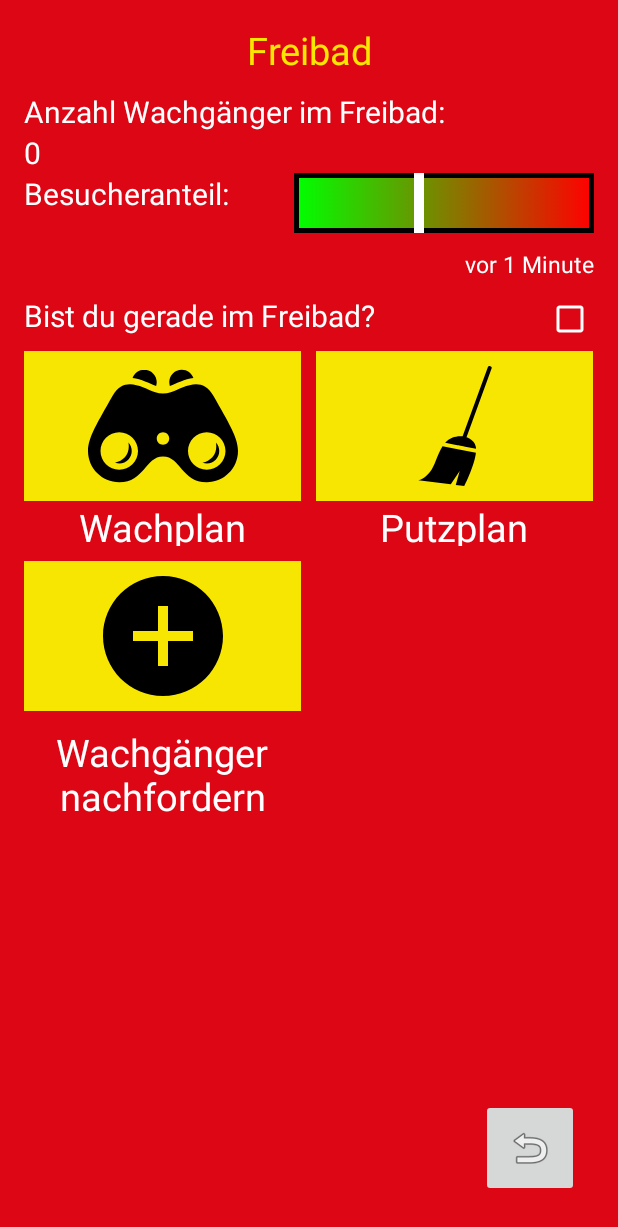
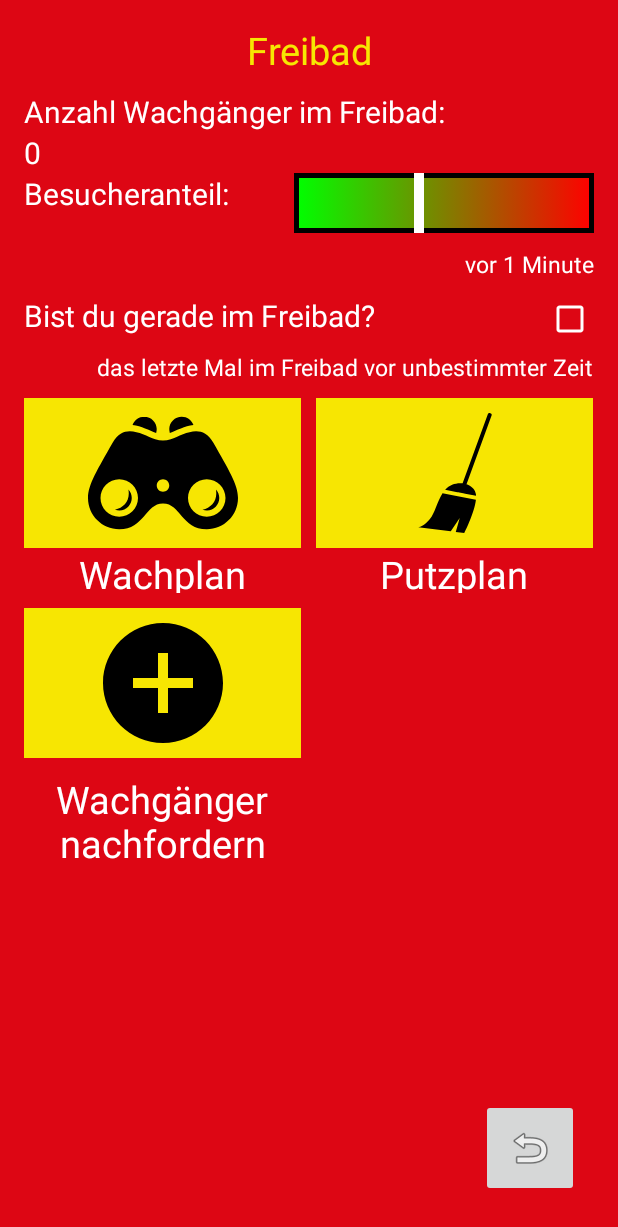
Before and after one commit to MogiMei/DLRGApp, an Android app: the FreibadActivity screen opened directly, with no data from a screen before it, on a phone screen of 412 x 824 dp. Shown: the top 1227 px of the screen. Run offline under Robolectric (Android 15) with nearby library versions, the phone set to English and light mode, and no system bars; our stand-ins replace Firebase (no records; nobody signed in at launch, a user with empty details on screens opened directly), Volley; 1 statement that could not run was skipped.

Commit message:
added auto update for times

```diff
--- a/app/src/main/java/de/dlrg/bietigheim_bissingen/dlrgbietigheim_bissingen/FreibadActivity.java
+++ b/app/src/main/java/de/dlrg/bietigheim_bissingen/dlrgbietigheim_bissingen/FreibadActivity.java
@@ -2,6 +2,7 @@ package de.dlrg.bietigheim_bissingen.dlrgbietigheim_bissingen;
 
 import android.content.DialogInterface;
 import android.os.Bundle;
+import android.os.Handler;
 import android.support.annotation.NonNull;
 import android.support.v7.app.AlertDialog;
 import android.support.v7.app.AppCompatActivity;
@@ -42,6 +43,11 @@ public class FreibadActivity extends AppCompatActivity {
     private CollectionReference nutzer;
     private TextView wachgangerValue;
     private CheckBox cb;
+    private Boolean cbManual = false;
+
+    private TextView freibadZeit;
+
+    private Handler handler;
 
     @Override
     protected void onCreate(Bundle savedInstanceState) {
@@ -51,6 +57,7 @@ public class FreibadActivity extends AppCompatActivity {
         db = FirebaseFirestore.getInstance();
         nutzer = db.collection("Nutzer");
         wachgangerValue = findViewById(R.id.wachgangerValue);
+        freibadZeit = findViewById(R.id.freibadZeit);
 
         ImageButton ib = (ImageButton) findViewById(R.id.backButton);
         ib.setOnClickListener(new View.OnClickListener() {
@@ -71,9 +78,10 @@ public class FreibadActivity extends AppCompatActivity {
         cb.setOnCheckedChangeListener(new CompoundButton.OnCheckedChangeListener() {
             @Override
             public void onCheckedChanged(CompoundButton buttonView, boolean isChecked) {
+                if(!cbManual) {
                     FirebaseUser user = FirebaseAuth.getInstance().getCurrentUser();
                     Map<String, Object> tokenMap = new HashMap<>();
-                if(isChecked) {
+                    if (isChecked) {
                         tokenMap.put("freibad", true);
                         tokenMap.put("freibadInZeit", Timestamp.now());
                         nutzer.document(user.getUid())
@@ -90,6 +98,7 @@ public class FreibadActivity extends AppCompatActivity {
 
                                     }
                                 });
+                        freibadZeit.setText((DateUtils.getRelativeTimeSpanString(Timestamp.now().getSeconds() * 1000)));
                     } else {
                         tokenMap.put("freibad", false);
                         tokenMap.put("freibadOutZeit", Timestamp.now());
@@ -107,14 +116,29 @@ public class FreibadActivity extends AppCompatActivity {
 
                                     }
                                 });
+                        freibadZeit.setText((DateUtils.getRelativeTimeSpanString(Timestamp.now().getSeconds() * 1000)));
                     }
-                updateData();
+                }
+                cbManual = false;
+                updateData(false);
             }
         });
-        updateData();
+        handler = new Handler();
+        handler.post(runnableCode);
+
+        updateData(true);
     }
 
-    public void updateData() {
+    private Runnable runnableCode = new Runnable() {
+        @Override
+        public void run() {
+            updateData(true);
+            Log.d(TAG, "UpdatedData");
+            handler.postDelayed(runnableCode, 60000);
+        }
+    };
+
+    public void updateData(Boolean first) {
         DocumentReference docRef = db.collection("Freibad").document("main");
         docRef.get().addOnCompleteListener(new OnCompleteListener<DocumentSnapshot>() {
             @Override
@@ -140,16 +164,25 @@ public class FreibadActivity extends AppCompatActivity {
                 wachgangerValue.setText(String.valueOf(queryDocumentSnapshots.size()));
             }
         });
+        if(first) {
             FirebaseUser user = FirebaseAuth.getInstance().getCurrentUser();
             nutzer.document(user.getUid()).get().addOnSuccessListener(new OnSuccessListener<DocumentSnapshot>() {
                 @Override
                 public void onSuccess(DocumentSnapshot documentSnapshot) {
                     Boolean x = Boolean.parseBoolean(String.valueOf(documentSnapshot.get("freibad")));
-                if(x) {
+
+                    if (x) {
+                        cbManual = true;
                         cb.setChecked(true);
+                        Timestamp time = (Timestamp) documentSnapshot.get("freibadInZeit");
+                        freibadZeit.setText((DateUtils.getRelativeTimeSpanString(time.getSeconds() * 1000)));
+                    } else {
+                        Timestamp time = (Timestamp) documentSnapshot.get("freibadOutZeit");
+                        freibadZeit.setText((DateUtils.getRelativeTimeSpanString(time.getSeconds() * 1000)));
                     }
                 }
             });
+        }
     }
 
     public void updateValues(Map<String, Object> data) {
@@ -160,7 +193,27 @@ public class FreibadActivity extends AppCompatActivity {
         besucherZeit.setText(DateUtils.getRelativeTimeSpanString(time.getSeconds() * 1000, System.currentTimeMillis(), DateUtils.MINUTE_IN_MILLIS, DateUtils.FORMAT_NUMERIC_DATE));
     }
 
+    @Override
+    protected void onStop() {
+        super.onStop();
+        handler.removeCallbacksAndMessages(null);
+    }
+
+    @Override
+    protected void onPause() {
+        super.onPause();
+        handler.removeCallbacksAndMessages(null);
+    }
+
+    @Override
+    protected void onResume() {
+        super.onResume();
+        handler = new Handler();
+        handler.post(runnableCode);
+    }
+
     public void openMainMenu() {
+        handler.removeCallbacksAndMessages(null);
         finish();
     }
 
@@ -174,7 +227,6 @@ public class FreibadActivity extends AppCompatActivity {
                         break;
 
                     case DialogInterface.BUTTON_NEGATIVE:
-                        //No button clicked
                         break;
                 }
             }
--- a/app/src/main/res/layout/activity_freibad.xml
+++ b/app/src/main/res/layout/activity_freibad.xml
@@ -118,12 +118,24 @@
         android:checked="false"
         app:buttonTint="#FFF"/>
 
+    <TextView
+        android:id="@+id/freibadZeit"
+        android:layout_width="wrap_content"
+        android:layout_height="wrap_content"
+        android:layout_marginTop="10dp"
+        android:layout_below="@+id/benutzerFreibad"
+        android:layout_alignEnd="@+id/textView"
+        android:layout_alignRight="@+id/textView"
+        android:text="@string/freibadZeit"
+        android:textColor="#FFF"
+        android:textSize="15dp" />
+
     <TableLayout
         android:layout_width="match_parent"
         android:layout_height="match_parent"
         android:layout_marginTop="10dp"
         android:stretchColumns="0, 1"
-        android:layout_below="@+id/benutzerFreibad"
+        android:layout_below="@+id/freibadZeit"
         android:layout_alignStart="@+id/textView"
         android:layout_alignLeft="@+id/textView">
 
--- a/app/src/main/res/values/strings.xml
+++ b/app/src/main/res/values/strings.xml
@@ -21,5 +21,6 @@
     <string name="wachdienst">Wachplan</string>
     <string name="benutzerimfreibad">Bist du gerade im Freibad?</string>
     <string name="nachfordern">Wachgänger nachfordern</string>
+    <string name="freibadZeit">das letzte Mal im Freibad vor unbestimmter Zeit</string>
 
 </resources>
```
Lines whose indentation alone changed are shown as unchanged.
